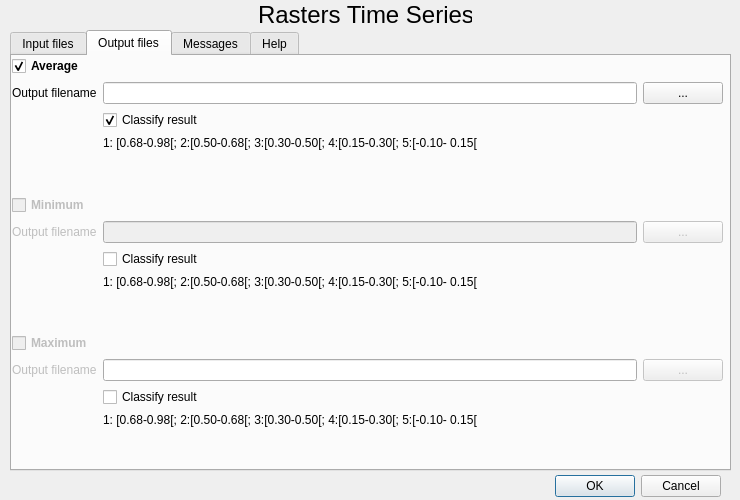
Above: rcmrdTSerieries/rcmrd_tseries_dialog_base.ui from BrunoCombal/qgis_plugins before the change. Below: the same form after it.
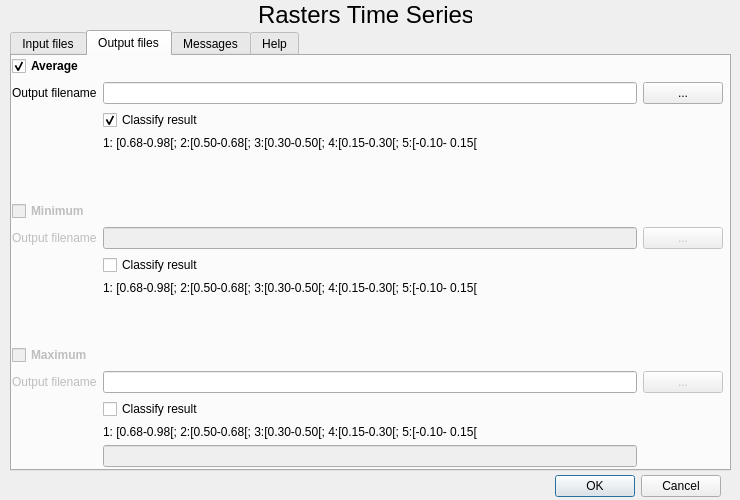
That is the form after the change. The open tabs and pages were chosen to show the change.

```diff
--- a/rcmrdTSerieries/rcmrd_tseries_dialog_base.ui
+++ b/rcmrdTSerieries/rcmrd_tseries_dialog_base.ui
@@ -543,17 +543,11 @@
        </widget>
       </item>
       <item row="15" column="2">
-       <spacer name="verticalSpacer_3">
-        <property name="orientation">
-         <enum>Qt::Vertical</enum>
+       <widget class="QLineEdit" name="editClassifiedMax">
+        <property name="enabled">
+         <bool>false</bool>
         </property>
-        <property name="sizeHint" stdset="0">
-         <size>
-          <width>20</width>
-          <height>40</height>
-         </size>
-        </property>
-       </spacer>
+       </widget>
       </item>
      </layout>
     </widget>
```
Left out of the diff: 3 changed lines with no effect on the pictures.
